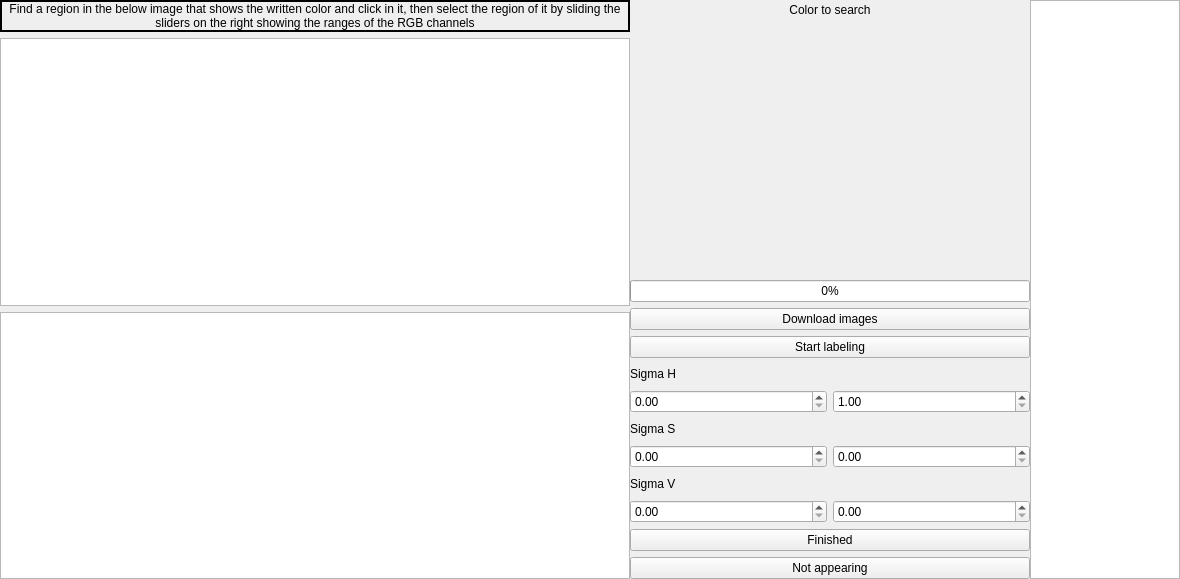
Old version of the form include/labelizer/labelizer_form.ui in the repository ipa-foj/labelizer.
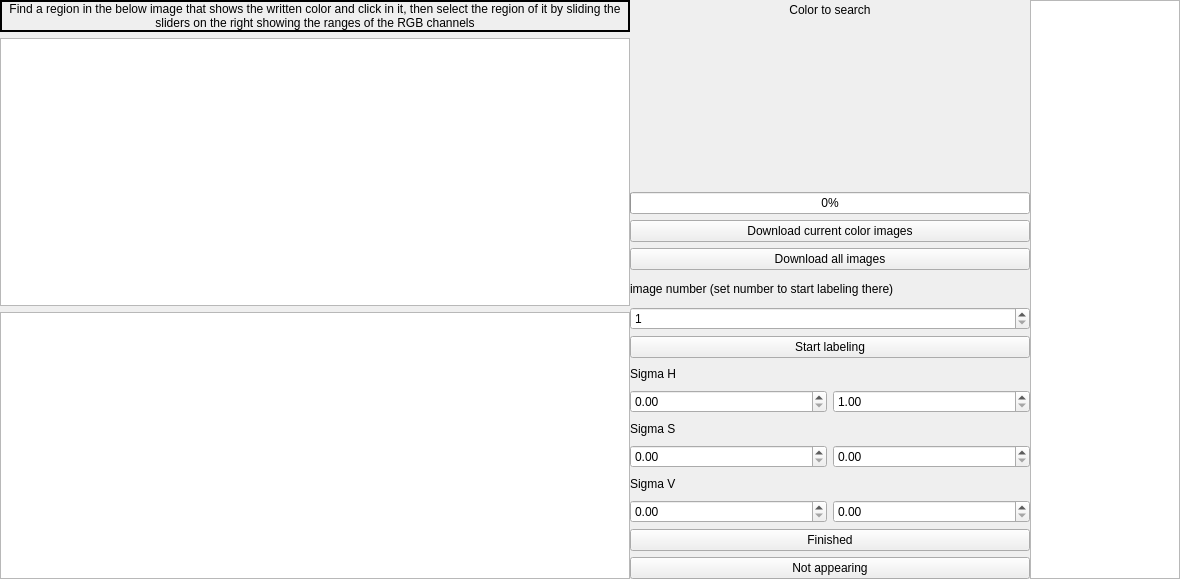
New version of the form.

Commit message: added example images for colors

Diff of the .ui file:
```diff
--- a/include/labelizer/labelizer_form.ui
+++ b/include/labelizer/labelizer_form.ui
@@ -138,7 +138,37 @@
           </size>
          </property>
          <property name="text">
-          <string>Download images</string>
+          <string>Download current color images</string>
+         </property>
+        </widget>
+       </item>
+       <item>
+        <widget class="QPushButton" name="dwnld_all_btn">
+         <property name="text">
+          <string>Download all images</string>
+         </property>
+        </widget>
+       </item>
+       <item>
+        <widget class="QLabel" name="image_number_lbl">
+         <property name="maximumSize">
+          <size>
+           <width>16777215</width>
+           <height>25</height>
+          </size>
+         </property>
+         <property name="text">
+          <string>image number (set number to start labeling there)</string>
+         </property>
+        </widget>
+       </item>
+       <item>
+        <widget class="QSpinBox" name="image_index_spin">
+         <property name="minimum">
+          <number>1</number>
+         </property>
+         <property name="maximum">
+          <number>999999999</number>
          </property>
         </widget>
        </item>
```
Left out of the diff: 2 changed lines with no effect on the pictures. The commit also changes 32 other files.
